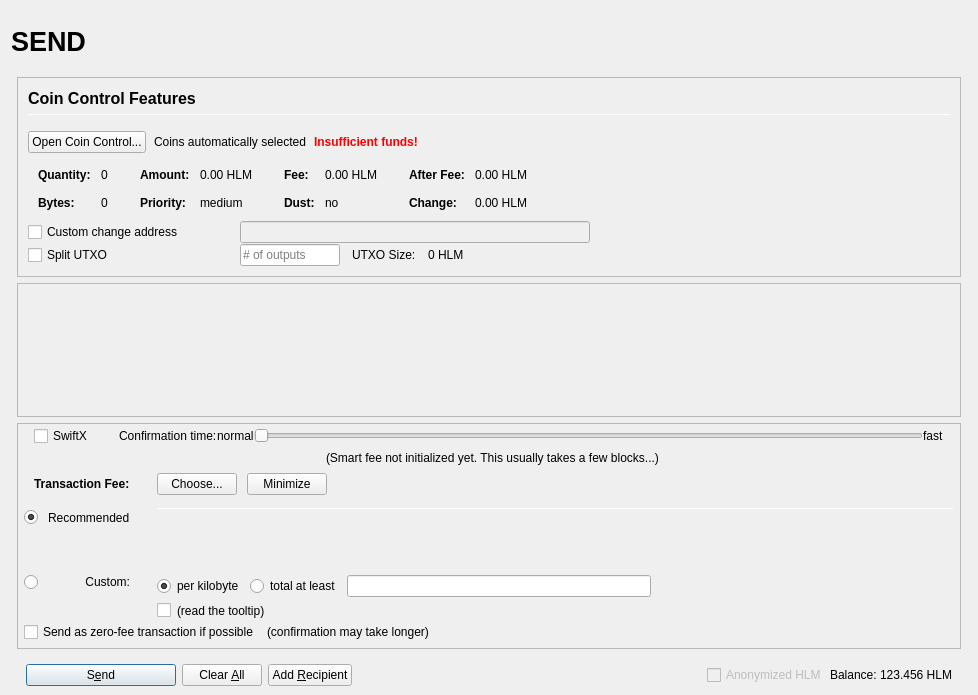
This is src/qt/forms/sendcoinsdialog.ui in heliumchain/squorum as Qt 5 draws it before an edit. The edited form follows.
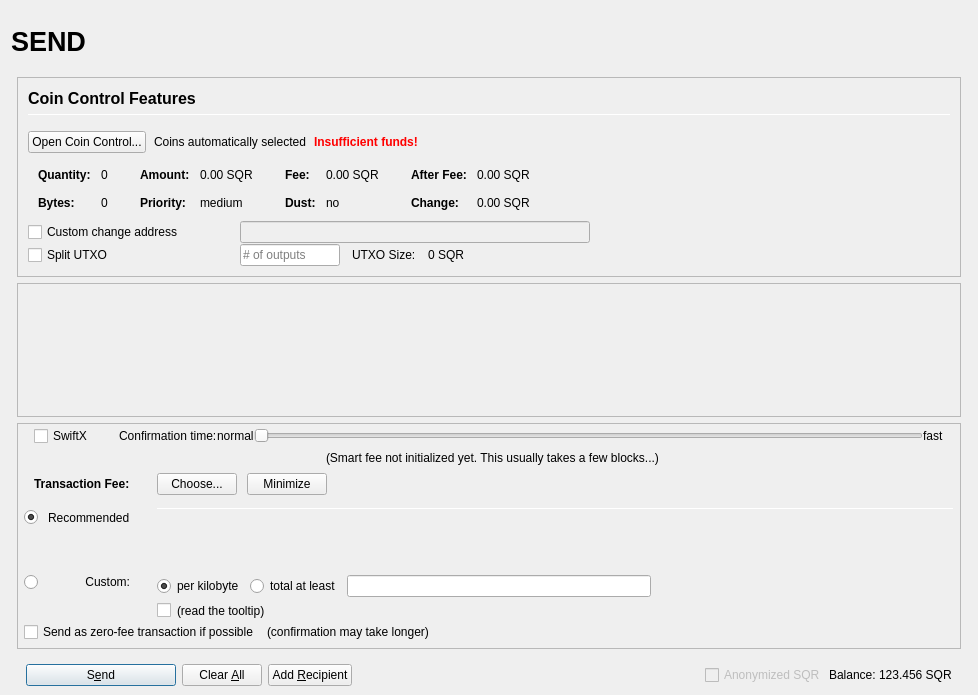
This is the edited form. Icons and pictures are not drawn. Custom widgets are drawn as their Qt base class.

```diff
--- a/src/qt/forms/sendcoinsdialog.ui
+++ b/src/qt/forms/sendcoinsdialog.ui
@@ -457,7 +457,7 @@
                         <enum>Qt::ActionsContextMenu</enum>
                        </property>
                        <property name="text">
-                        <string notr="true">0.00 HLM</string>
+                        <string notr="true">0.00 SQR</string>
                        </property>
                        <property name="textInteractionFlags">
                         <set>Qt::LinksAccessibleByMouse|Qt::TextSelectableByKeyboard|Qt::TextSelectableByMouse</set>
@@ -537,7 +537,7 @@
                         <enum>Qt::ActionsContextMenu</enum>
                        </property>
                        <property name="text">
-                        <string notr="true">0.00 HLM</string>
+                        <string notr="true">0.00 SQR</string>
                        </property>
                        <property name="textInteractionFlags">
                         <set>Qt::LinksAccessibleByMouse|Qt::TextSelectableByKeyboard|Qt::TextSelectableByMouse</set>
@@ -617,7 +617,7 @@
                         <enum>Qt::ActionsContextMenu</enum>
                        </property>
                        <property name="text">
-                        <string notr="true">0.00 HLM</string>
+                        <string notr="true">0.00 SQR</string>
                        </property>
                        <property name="textInteractionFlags">
                         <set>Qt::LinksAccessibleByMouse|Qt::TextSelectableByKeyboard|Qt::TextSelectableByMouse</set>
@@ -646,7 +646,7 @@
                         <enum>Qt::ActionsContextMenu</enum>
                        </property>
                        <property name="text">
-                        <string notr="true">0.00 HLM</string>
+                        <string notr="true">0.00 SQR</string>
                        </property>
                        <property name="textInteractionFlags">
                         <set>Qt::LinksAccessibleByMouse|Qt::TextSelectableByKeyboard|Qt::TextSelectableByMouse</set>
@@ -813,7 +813,7 @@
                 <item>
                  <widget class="QLabel" name="labelBlockSize">
                   <property name="text">
-                   <string>0 HLM</string>
+                   <string>0 SQR</string>
                   </property>
                  </widget>
                 </item>
@@ -1651,7 +1651,7 @@
                 <bool>false</bool>
                </property>
                <property name="text">
-                <string>Anonymized HLM</string>
+                <string>Anonymized SQR</string>
                </property>
               </widget>
              </item>
@@ -1674,7 +1674,7 @@
                 <cursorShape>IBeamCursor</cursorShape>
                </property>
                <property name="text">
-                <string notr="true">123.456 HLM</string>
+                <string notr="true">123.456 SQR</string>
                </property>
                <property name="textInteractionFlags">
                 <set>Qt::LinksAccessibleByMouse|Qt::TextSelectableByKeyboard|Qt::TextSelectableByMouse</set>
```
Left out of the diff: 8 changed lines with no effect on the pictures.
